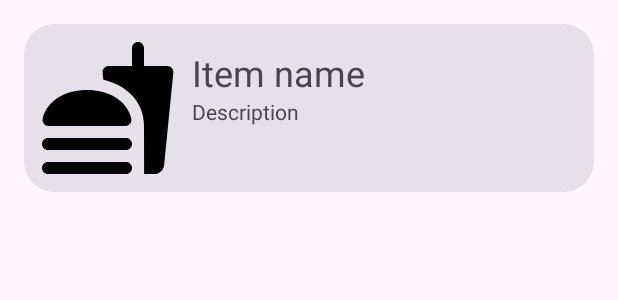
After one commit to mNik033/DomISM, an Android app: the layout card_view.xml on its own in the app's theme, with its tools: preview values and no code run, on a phone screen of 412 x 824 dp. The commit adds this screen. Shown: the top 300 px of the screen. Run offline under Robolectric (Android 15) with nearby library versions, the phone set to English and light mode, and no system bars.

Commit message:
implement recyclerview for items in mainactivity
fetch data via firebase realtime database for the same

```diff
--- /dev/null
+++ b/app/src/main/res/drawable/ic_round_fastfood_24.xml
@@ -0,0 +1,5 @@
+<vector android:height="24dp" android:tint="#000000"
+    android:viewportHeight="24" android:viewportWidth="24"
+    android:width="24dp" xmlns:android="http://schemas.android.com/apk/res/android">
+    <path android:fillColor="@android:color/white" android:pathData="M21.9,5H18V2c0,-0.55 -0.45,-1 -1,-1s-1,0.45 -1,1v3h-3.9c-0.59,0 -1.05,0.51 -1,1.1l0.12,1.21C14.9,8.16 18,10.77 18,15l0.02,8h1.7c0.84,0 1.53,-0.65 1.63,-1.47L22.89,6.1c0.06,-0.59 -0.4,-1.1 -0.99,-1.1zM15,21H2c-0.55,0 -1,0.45 -1,1s0.45,1 1,1h13c0.55,0 1,-0.45 1,-1s-0.45,-1 -1,-1zM2.1,15h12.8c0.62,0 1.11,-0.56 0.99,-1.16 -0.65,-3.23 -4.02,-4.85 -7.39,-4.85s-6.73,1.62 -7.39,4.85c-0.12,0.6 0.38,1.16 0.99,1.16zM15,17H2c-0.55,0 -1,0.45 -1,1s0.45,1 1,1h13c0.55,0 1,-0.45 1,-1s-0.45,-1 -1,-1z"/>
+</vector>
--- /dev/null
+++ b/app/src/main/res/layout/card_view.xml
@@ -0,0 +1,54 @@
+<?xml version="1.0" encoding="utf-8"?>
+<com.google.android.material.card.MaterialCardView
+    xmlns:android="http://schemas.android.com/apk/res/android"
+    xmlns:app="http://schemas.android.com/apk/res-auto"
+    android:id="@+id/idCardView"
+    style="?attr/materialCardViewFilledStyle"
+    android:layout_marginTop="16dp"
+    android:layout_marginHorizontal="16dp"
+    app:cardCornerRadius="20dp"
+    app:contentPadding="8dp"
+    android:layout_width="match_parent"
+    android:layout_height="wrap_content">
+
+    <RelativeLayout
+        android:layout_width="match_parent"
+        android:layout_height="wrap_content">
+
+        <LinearLayout
+            android:layout_width="match_parent"
+            android:layout_height="wrap_content"
+            android:orientation="horizontal">
+            <com.google.android.material.imageview.ShapeableImageView
+                android:id="@+id/idItemImage"
+                android:layout_width="96dp"
+                android:layout_height="96dp"
+                app:shapeAppearanceOverlay="@style/ShapeAppearanceOverlay.App.CornerSize12.5Percent"
+                android:scaleType="centerCrop"
+                android:src="@drawable/ic_round_fastfood_24"/>
+
+            <LinearLayout
+                android:layout_width="wrap_content"
+                android:layout_height="wrap_content"
+                android:orientation="vertical">
+                <TextView
+                    android:id="@+id/idItemName"
+                    android:paddingHorizontal="8dp"
+                    android:paddingTop="8dp"
+                    android:layout_width="wrap_content"
+                    android:layout_height="wrap_content"
+                    android:text="Item name"
+                    android:textSize="24dp" />
+                <TextView
+                    android:id="@+id/idItemDescription"
+                    android:paddingHorizontal="8dp"
+                    android:layout_width="wrap_content"
+                    android:layout_height="wrap_content"
+                    android:text="Description"/>
+            </LinearLayout>
+
+        </LinearLayout>
+
+    </RelativeLayout>
+
+</com.google.android.material.card.MaterialCardView>
--- a/app/src/main/res/values-night/themes.xml
+++ b/app/src/main/res/values-night/themes.xml
@@ -15,4 +15,16 @@
         <item name="android:navigationBarColor">@android:color/transparent</item>
         <item name="android:windowLightStatusBar">false</item>
     </style>
+    <style name="ShapeAppearanceOverlay.App.CornerSize12.5Percent" parent="">
+        <item name="cornerSize">12.5%</item>
+    </style>
+    <style name="ShapeAppearanceOverlay.App.CornerSize10Percent" parent="">
+        <item name="cornerSize">10%</item>
+    </style>
+    <style name="ShapeAppearanceOverlay.App.CornerSize7.5Percent" parent="">
+        <item name="cornerSize">7.5%</item>
+    </style>
+    <style name="ShapeAppearanceOverlay.App.CornerSize5Percent" parent="">
+        <item name="cornerSize">5%</item>
+    </style>
 </resources>
--- a/app/src/main/res/values/themes.xml
+++ b/app/src/main/res/values/themes.xml
@@ -15,4 +15,16 @@
         <item name="android:navigationBarColor">@android:color/transparent</item>
         <item name="android:windowLightStatusBar">true</item>
     </style>
+    <style name="ShapeAppearanceOverlay.App.CornerSize12.5Percent" parent="">
+        <item name="cornerSize">12.5%</item>
+    </style>
+    <style name="ShapeAppearanceOverlay.App.CornerSize10Percent" parent="">
+        <item name="cornerSize">10%</item>
+    </style>
+    <style name="ShapeAppearanceOverlay.App.CornerSize7.5Percent" parent="">
+        <item name="cornerSize">7.5%</item>
+    </style>
+    <style name="ShapeAppearanceOverlay.App.CornerSize5Percent" parent="">
+        <item name="cornerSize">5%</item>
+    </style>
 </resources>
--- a/build.gradle
+++ b/build.gradle
@@ -1,4 +1,10 @@
 // Top-level build file where you can add configuration options common to all sub-projects/modules.
+buildscript {
+    repositories {
+        google()  // Google's Maven repository
+        mavenCentral()  // Maven Central repository
+    }
+}
 plugins {
     id 'com.android.application' version '7.3.0' apply false
     id 'com.android.library' version '7.3.0' apply false
```
Also changed, not shown: app/build.gradle (+7 -0 lines), app/src/main/java/com/ink/domism/activities/IntroActivity.kt (+5 -5 lines), app/src/main/java/com/ink/domism/activities/MainActivity.kt (+54 -0 lines), app/src/main/java/com/ink/domism/adapters/RecyclerAdapter.kt (added, +58 -0 lines), app/src/main/java/com/ink/domism/firebase/FirebaseClass.kt (+8 -3 lines), app/src/main/java/com/ink/domism/models/Item.kt (added, +10 -0 lines), app/src/main/res/layout/activity_main.xml (+31 -3 lines).
